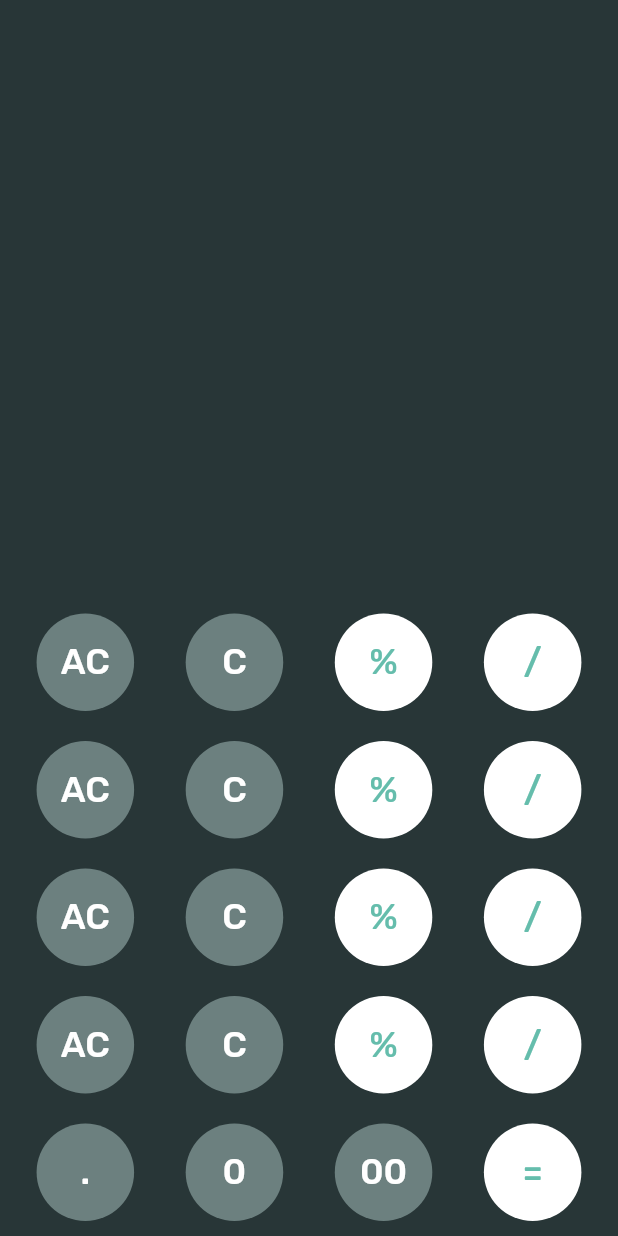
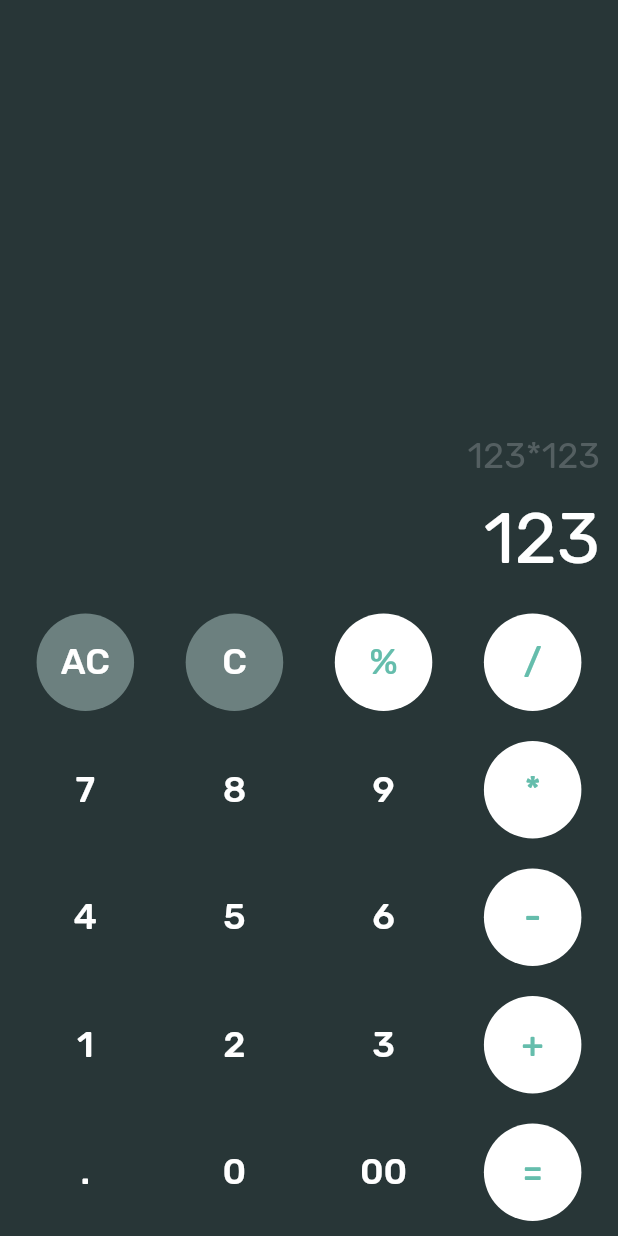
Before and after one commit to MarcelloMonteiro/calculadora, a Flutter app: the screen it shows after launch, on a phone screen of 412 x 824 dp. Run offline on Flutter 3.47's test engine with Material 2 defaults, Android fonts, the phone set to English and light mode, and no system bars; our stand-ins replace google_fonts; missing offline and left inert: dart:ffi.

Commit message:
Finalizado o layout da calculadora

```diff
--- a/lib/main.dart
+++ b/lib/main.dart
@@ -1,5 +1,7 @@
 import 'package:flutter/material.dart';
 import './widgets/CalcButton.dart';
+
+import 'package:google_fonts/google_fonts.dart';
 
 void main() {
   runApp(const CalcApp());
@@ -18,12 +20,33 @@ class CalcApp extends StatelessWidget {
             body: Column(
               mainAxisAlignment: MainAxisAlignment.end,
               children: <Widget>[
+                Container(
+                  padding: EdgeInsets.only(right: 12),
+                  child: Text(
+                    '123*123',
+                    style: GoogleFonts.rubik(
+                        textStyle: TextStyle(fontSize: 24),
+                        color: Color(0xFF545F61)),
+                  ),
+                  alignment: Alignment(1, 1),
+                ),
+                Container(
+                  padding: EdgeInsets.all(12),
+                  child: Text(
+                    '123',
+                    style: GoogleFonts.rubik(
+                        textStyle: TextStyle(fontSize: 48),
+                        color: Colors.white),
+                  ),
+                  alignment: Alignment(1, 1),
+                ),
                 Row(
                   mainAxisAlignment: MainAxisAlignment.spaceEvenly,
                   children: <Widget>[
                     CalcButton(
                       text: 'AC',
                       fillColor: 0xFF6C807F,
+                      textSizer: 20,
                     ),
                     CalcButton(
                       text: 'C',
@@ -45,20 +68,19 @@ class CalcApp extends StatelessWidget {
                   mainAxisAlignment: MainAxisAlignment.spaceEvenly,
                   children: <Widget>[
                     CalcButton(
-                      text: 'AC',
-                      fillColor: 0xFF6C807F,
+                      text: '7',
+                      fillColor: 0xFF283637,
                     ),
                     CalcButton(
-                      text: 'C',
-                      fillColor: 0xFF6C807F,
+                      text: '8',
+                      fillColor: 0xFF283637,
                     ),
                     CalcButton(
-                      text: '%',
-                      fillColor: 0xFFFFFFFF,
-                      textColor: 0xFF65BDAC,
+                      text: '9',
+                      fillColor: 0xFF283637,
                     ),
                     CalcButton(
-                      text: '/',
+                      text: '*',
                       fillColor: 0xFFFFFFFF,
                       textColor: 0xFF65BDAC,
                     ),
@@ -68,20 +90,19 @@ class CalcApp extends StatelessWidget {
                   mainAxisAlignment: MainAxisAlignment.spaceEvenly,
                   children: <Widget>[
                     CalcButton(
-                      text: 'AC',
-                      fillColor: 0xFF6C807F,
+                      text: '4',
+                      fillColor: 0xFF283637,
                     ),
                     CalcButton(
-                      text: 'C',
-                      fillColor: 0xFF6C807F,
+                      text: '5',
+                      fillColor: 0xFF283637,
                     ),
                     CalcButton(
-                      text: '%',
-                      fillColor: 0xFFFFFFFF,
-                      textColor: 0xFF65BDAC,
+                      text: '6',
+                      fillColor: 0xFF283637,
                     ),
                     CalcButton(
-                      text: '/',
+                      text: '-',
                       fillColor: 0xFFFFFFFF,
                       textColor: 0xFF65BDAC,
                     ),
@@ -91,20 +112,19 @@ class CalcApp extends StatelessWidget {
                   mainAxisAlignment: MainAxisAlignment.spaceEvenly,
                   children: <Widget>[
                     CalcButton(
-                      text: 'AC',
-                      fillColor: 0xFF6C807F,
+                      text: '1',
+                      fillColor: 0xFF283637,
                     ),
                     CalcButton(
-                      text: 'C',
-                      fillColor: 0xFF6C807F,
+                      text: '2',
+                      fillColor: 0xFF283637,
                     ),
                     CalcButton(
-                      text: '%',
-                      fillColor: 0xFFFFFFFF,
-                      textColor: 0xFF65BDAC,
+                      text: '3',
+                      fillColor: 0xFF283637,
                     ),
                     CalcButton(
-                      text: '/',
+                      text: '+',
                       fillColor: 0xFFFFFFFF,
                       textColor: 0xFF65BDAC,
                     ),
@@ -115,16 +135,16 @@ class CalcApp extends StatelessWidget {
                   children: <Widget>[
                     CalcButton(
                       text: '.',
-                      fillColor: 0xFF6C807F,
+                      fillColor: 0xFF283637,
                     ),
                     CalcButton(
                       text: '0',
-                      fillColor: 0xFF6C807F,
+                      fillColor: 0xFF283637,
                     ),
                     CalcButton(
                       text: '00',
-                      fillColor: 0xFF6C807F,
-                      textColor: 0xFFFFFFFF,
+                      fillColor: 0xFF283637,
+                      textSizer: 26,
                     ),
                     CalcButton(
                       text: '=',
--- a/lib/widgets/CalcButton.dart
+++ b/lib/widgets/CalcButton.dart
@@ -13,7 +13,7 @@ class CalcButton extends StatelessWidget {
       {Key? key,
       required this.text,
       required this.fillColor,
-      this.textSizer = 24,
+      this.textSizer = 28,
       this.textColor = 0xFFFFFFFF})
       : super(key: key);
 
```
